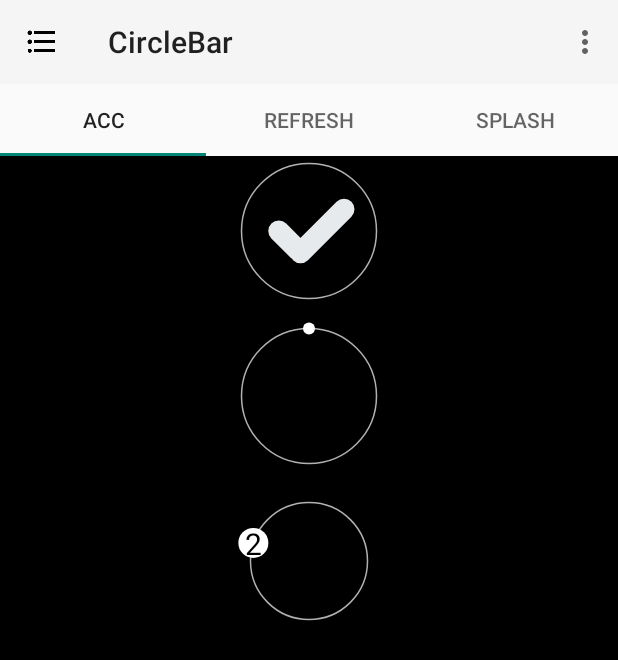
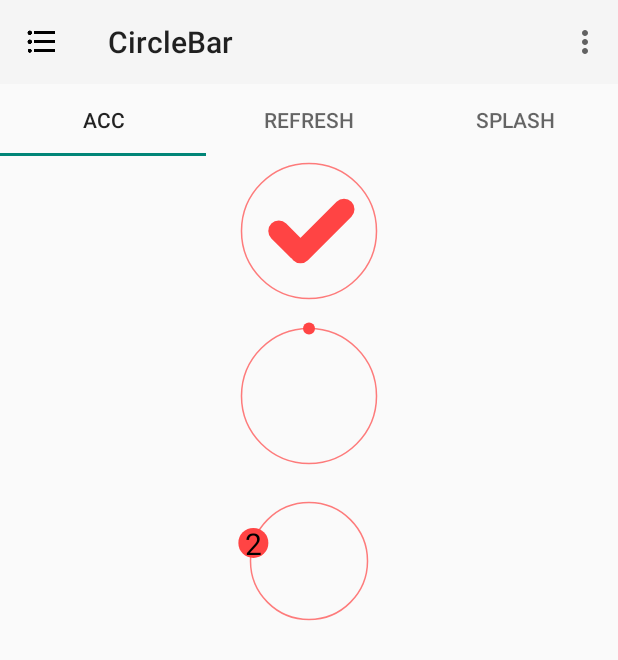
Before and after one commit to songnick/CircleBar, an Android app: the screen it shows after launch (MainActivity), on a phone screen of 412 x 824 dp. Shown: the top 660 px of the screen. Run offline under Robolectric (Android 15) with nearby library versions, the phone set to English and light mode, and no system bars; pictures from the network do not load.

Commit message:
1.change some color 2.improve splash progress bar

```diff
--- a/app/src/main/res/layout/acc_progress_demo_layout.xml
+++ b/app/src/main/res/layout/acc_progress_demo_layout.xml
@@ -4,16 +4,15 @@
     android:layout_width="match_parent"
     android:layout_height="match_parent"
     tools:context=".MainActivity"
-    android:background="@android:color/black"
     android:layout_marginTop="20dp">
 
     <com.github.songnick.view.AccelerationProgress
         android:id="@+id/acc_progress_loading_complete"
         android:layout_width="100dp"
         android:layout_height="100dp"
-        circle_progress:accBallBackground="@android:color/white"
+        circle_progress:accBallBackground="@color/red_alpha_100"
         circle_progress:accBallRadius="4dp"
-        circle_progress:bigCircleBackground="#b1ffffff"
+        circle_progress:bigCircleBackground="@color/red_alpha_30"
         circle_progress:bigCircleStroke="1dp"
         circle_progress:duration="1000"
         android:layout_centerHorizontal="true"/>
@@ -21,9 +20,9 @@
         android:id="@+id/acc_progress_loading"
         android:layout_width="100dp"
         android:layout_height="100dp"
-        circle_progress:accBallBackground="@android:color/white"
+        circle_progress:accBallBackground="@color/red_alpha_100"
         circle_progress:accBallRadius="4dp"
-        circle_progress:bigCircleBackground="#b1ffffff"
+        circle_progress:bigCircleBackground="@color/red_alpha_30"
         circle_progress:bigCircleStroke="1dp"
         circle_progress:duration="1000"
         android:layout_below="@id/acc_progress_loading_complete"
@@ -34,9 +33,9 @@
         android:id="@+id/acc_progress_loading_time"
         android:layout_width="100dp"
         android:layout_height="100dp"
-        circle_progress:accBallBackground="@android:color/white"
+        circle_progress:accBallBackground="@color/red_alpha_100"
         circle_progress:accBallRadius="4dp"
-        circle_progress:bigCircleBackground="#b1ffffff"
+        circle_progress:bigCircleBackground="@color/red_alpha_30"
         circle_progress:bigCircleStroke="1dp"
         circle_progress:timeTextSize="10sp"
         circle_progress:duration="10000"
--- /dev/null
+++ b/app/src/main/res/values/colors.xml
@@ -0,0 +1,5 @@
+<?xml version="1.0" encoding="utf-8"?>
+<resources>
+    <color name="red_alpha_30">#b1FF4444</color>
+    <color name="red_alpha_100">#FF4444</color>
+</resources>
--- a/library/src/main/java/com/github/songnick/view/AccelerationProgress.java
+++ b/library/src/main/java/com/github/songnick/view/AccelerationProgress.java
@@ -96,7 +96,7 @@ public class AccelerationProgress extends View implements LinearAnimation.Linear
         //hook paint
         mHookPaint = new Paint();
         mHookPaint.setAntiAlias(true);
-        mHookPaint.setColor(Color.parseColor("#e7eaec"));
+        mHookPaint.setColor(Color.parseColor("#FF4444"));
         mHookPaint.setStrokeWidth(15);
         mHookPaint.setStyle(Paint.Style.STROKE);
 
--- a/library/src/main/java/com/github/songnick/view/RefreshProgress.java
+++ b/library/src/main/java/com/github/songnick/view/RefreshProgress.java
@@ -8,6 +8,8 @@ import android.graphics.Paint;
 import android.graphics.Path;
 import android.graphics.RectF;
 import android.graphics.SweepGradient;
+import android.os.Handler;
+import android.os.Message;
 import android.util.AttributeSet;
 import android.util.Log;
 import android.view.MotionEvent;
@@ -24,8 +26,28 @@ import com.github.songnick.LinearAnimation;
 public class RefreshProgress extends ViewGroup {
 
     private static final String TAG = "RefreshProgress";
+    private static final int ROTATE_MSG = 0x033;
+    private static final int REFRESH_MSG = 0x044;
 
     private boolean isDrawAccProgress = false;
+
+    private Handler mHandler = new Handler(){
+        @Override
+        public void handleMessage(Message msg) {
+            switch (msg.what){
+                case ROTATE_MSG:
+                    clearAnimation();
+                    startRotate(10 * 1000, false);
+                    mHandler.sendEmptyMessageDelayed(REFRESH_MSG, 3000);
+                    break;
+                case REFRESH_MSG:
+                    stopRotate();
+                    startRotate(1 * 1000, true);
+                    mHandler.sendEmptyMessageDelayed(ROTATE_MSG, 3000);
+                    break;
+            }
+        }
+    };
 
 
     public RefreshProgress(Context context) {
@@ -230,7 +252,7 @@ public class RefreshProgress extends ViewGroup {
     @Override
     protected void onAttachedToWindow() {
         super.onAttachedToWindow();
-        startRotate(10 * 1000, false);
+        mHandler.sendEmptyMessageDelayed(ROTATE_MSG, 500);
     }
 
     @Override
```
Also changed, not shown: library/src/main/java/com/github/songnick/view/SplashProgress.java (+80 -19 lines).
